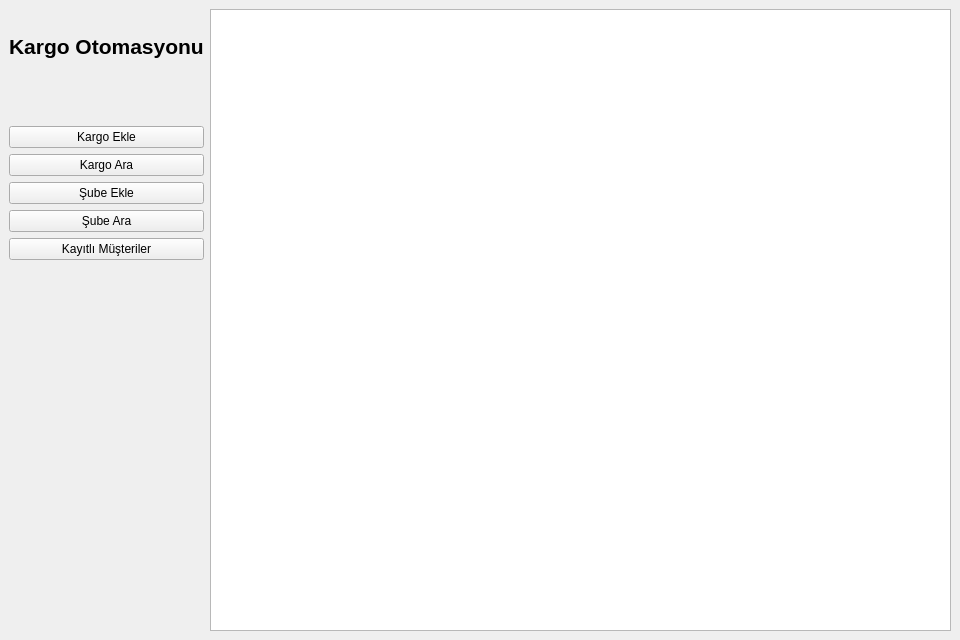
Alder-Team/KargoOtomasyonu, file mainwindow.ui: the form before one commit.
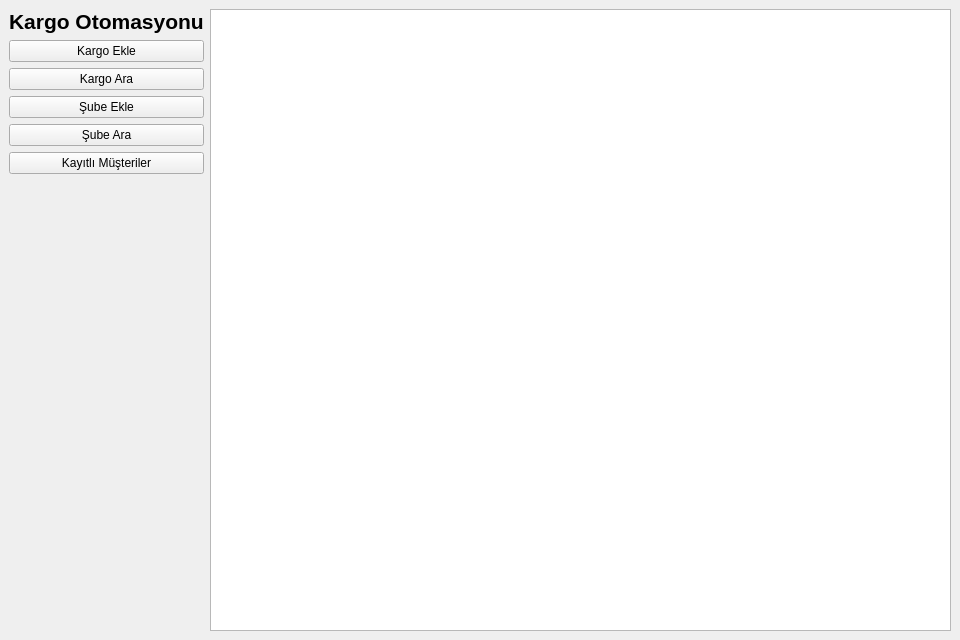
The form after the commit.

Commit message: Buttonlar Simetrik değildi düzeltim.

```diff
--- a/mainwindow.ui
+++ b/mainwindow.ui
@@ -16,7 +16,7 @@
   <widget class="QWidget" name="centralwidget">
    <layout class="QGridLayout" name="gridLayout">
     <item row="0" column="0">
-     <layout class="QVBoxLayout" name="verticalLayout" stretch="2,1,2,2,2,2,2,10">
+     <layout class="QVBoxLayout" name="verticalLayout" stretch="0,1,1,1,1,1,4">
       <item>
        <widget class="QLabel" name="baslik">
         <property name="font">
@@ -31,24 +31,14 @@
         </property>
        </widget>
       </item>
-      <item>
-       <spacer name="verticalSpacer_2">
-        <property name="orientation">
-         <enum>Qt::Vertical</enum>
-        </property>
-        <property name="sizeHint" stdset="0">
-         <size>
-          <width>20</width>
-          <height>10</height>
-         </size>
-        </property>
-       </spacer>
-      </item>
       <item>
        <widget class="QPushButton" name="btnKargoEkle">
         <property name="text">
          <string>Kargo Ekle</string>
         </property>
+        <property name="flat">
+         <bool>false</bool>
+        </property>
        </widget>
       </item>
       <item>
@@ -56,6 +46,9 @@
         <property name="text">
          <string>Kargo Ara</string>
         </property>
+        <property name="flat">
+         <bool>false</bool>
+        </property>
        </widget>
       </item>
       <item>
@@ -63,6 +56,9 @@
         <property name="text">
          <string>Şube Ekle</string>
         </property>
+        <property name="flat">
+         <bool>false</bool>
+        </property>
        </widget>
       </item>
       <item>
@@ -70,6 +66,9 @@
         <property name="text">
          <string>Şube Ara</string>
         </property>
+        <property name="flat">
+         <bool>false</bool>
+        </property>
        </widget>
       </item>
       <item>
@@ -77,6 +76,9 @@
         <property name="text">
          <string>Kayıtlı Müşteriler</string>
         </property>
+        <property name="flat">
+         <bool>false</bool>
+        </property>
        </widget>
       </item>
       <item>
```
